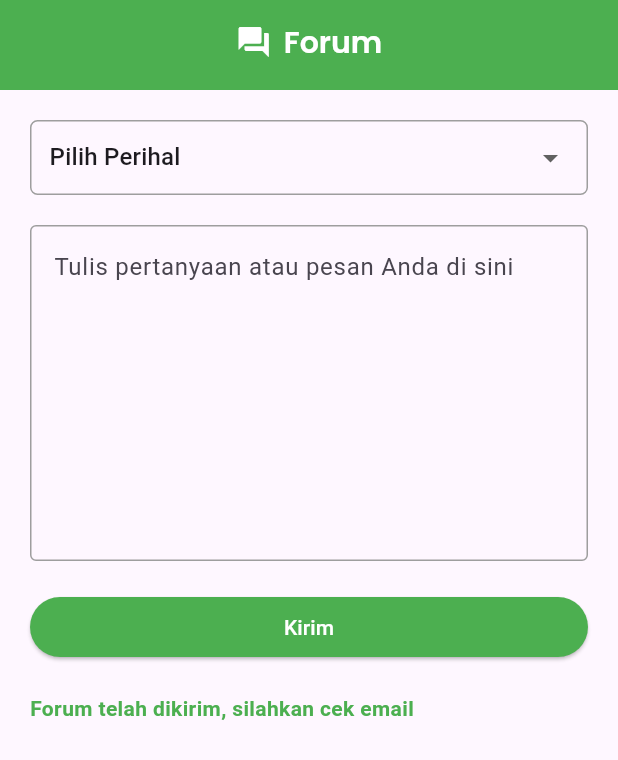
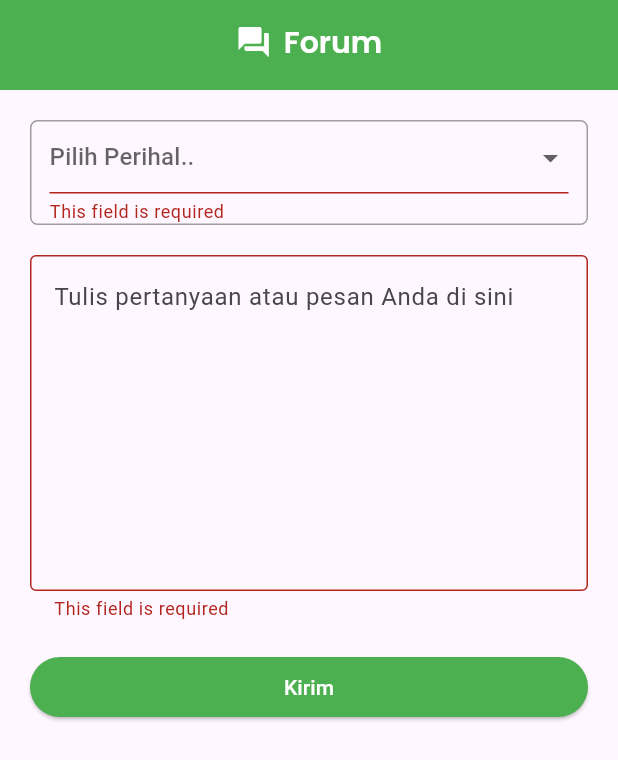
Before and after one commit to sekte-ani/lahantani, a Flutter app: the ForumPage screen opened directly, after a tap on "Kirim", on a phone screen of 412 x 824 dp. Shown: the top 760 px of the screen. Run offline on Flutter 3.47's test engine with Material 3 defaults, Android fonts, the phone set to English and light mode, and no system bars; our stand-ins replace dio, get, get_storage, google_fonts; accounts and stored records are empty.

Commit message:
add api forum

```diff
--- /dev/null
+++ b/lib/controller/forum_controller.dart
@@ -0,0 +1,44 @@
+import 'package:flutter/material.dart';
+import 'package:get/get.dart';
+import 'package:lahantani/services/forum_service.dart';
+import 'package:lahantani/theme.dart';
+
+class ForumController extends GetxController {
+  GlobalKey<FormState> formKey = GlobalKey<FormState>();
+  // final getStorage = GetStorage();
+
+  String? subject;
+  String? message;
+
+  doKirim() async {
+    Get.focusScope!.unfocus();
+    bool isValid = formKey.currentState!.validate();
+    if (!isValid) {
+      return;
+    }
+    bool isSuccess = await ForumService().create(
+      subject: subject!,
+      message: message!,
+    );
+
+    if (!isSuccess) {
+      Get.snackbar(
+        'Error',
+        'Form validation failed',
+        snackPosition: SnackPosition.TOP,
+        colorText: whiteColor,
+        backgroundColor: redColor,
+      );
+      return;
+    } else {
+      Get.snackbar(
+        'Success',
+        'Login Successful',
+        snackPosition: SnackPosition.TOP,
+        colorText: whiteColor,
+        backgroundColor: greenColor,
+      );
+      return;
+    }
+  }
+}
--- a/lib/ui/pages/forum/forum_page.dart
+++ b/lib/ui/pages/forum/forum_page.dart
@@ -1,64 +1,19 @@
 import 'package:flutter/material.dart';
-import 'package:lahantani/ui/pages/dashboard_page.dart';
-import 'package:lahantani/ui/pages/home_page.dart';
-import 'package:lahantani/ui/pages/profile/profile_page.dart';
+import 'package:get/get.dart';
+import 'package:lahantani/controller/forum_controller.dart';
+import 'package:lahantani/ui/widgets/forms.dart';
+import 'package:lahantani/ui/widgets/validator.dart';
 
-void main() {
-  runApp(MyApp());
-}
+class ForumPage extends GetView<ForumController> {
+  final ForumController controller = Get.put(ForumController());
+  final TextEditingController questionController = TextEditingController();
+  final RxBool submitted = false.obs;
 
-class MyApp extends StatelessWidget {
-  @override
-  Widget build(BuildContext context) {
-    return MaterialApp(
-      home: ForumPage(),
-    );
-  }
-}
-
-class ForumPage extends StatefulWidget {
-  @override
-  _ForumPageState createState() => _ForumPageState();
-}
-
-class _ForumPageState extends State<ForumPage> {
-  int _selectedIndex = 1;
-  void _onItemTapped(int index) {
-    setState(() {
-      _selectedIndex = index;
-      // Tambah logika untuk navigasi ke halaman terkait di sini
-      if (_selectedIndex == 0) {
-        // Navigasi ke halaman Dashboard
-        Navigator.push(
-          context,
-          MaterialPageRoute(builder: (context) => DashboardPage()),
-        );
-      } else if (_selectedIndex == 2) {
-        // Navigasi ke halaman Profile
-        Navigator.push(
-          context,
-          MaterialPageRoute(builder: (context) => ProfilePage()),
-        );
-      }
-      // Jika ingin menambahkan logika navigasi untuk item ke-1 (Forum), tambahkan di sini
-    });
-  }
-
-  String selectedCategory = 'Pilih Perihal';
-  TextEditingController questionController = TextEditingController();
-  bool submitted = false;
-
-  @override
-  void dispose() {
-    questionController.dispose();
-    super.dispose();
-  }
+  var selected = ''.obs;
 
   void submitQuestion() {
-    // Di sini Anda dapat menambahkan logika untuk mengirim pertanyaan atau pesan
-    setState(() {
-      submitted = true;
-    });
+    // Add logic to send the question or message
+    submitted.value = true;
   }
 
   @override
@@ -68,15 +23,15 @@ class _ForumPageState extends State<ForumPage> {
         preferredSize: Size.fromHeight(60.0),
         child: AppBar(
           backgroundColor: Colors.green,
-          automaticallyImplyLeading: false, // Hapus tombol back
+          automaticallyImplyLeading: false,
           title: Center(
             child: Row(
               mainAxisAlignment: MainAxisAlignment.center,
               children: [
                 Icon(
                   Icons.forum,
-                  color: Colors.white, // Ganti warna ikon menjadi putih
-                ), // Icon forum
+                  color: Colors.white,
+                ),
                 SizedBox(width: 8),
                 Text(
                   'Forum',
@@ -90,8 +45,11 @@ class _ForumPageState extends State<ForumPage> {
           ),
         ),
       ),
-      body: Padding(
+      body: SingleChildScrollView(
+        child: Padding(
           padding: EdgeInsets.all(20.0),
+          child: Form(
+            key: controller.formKey,
             child: Column(
               crossAxisAlignment: CrossAxisAlignment.stretch,
               children: [
@@ -101,23 +59,27 @@ class _ForumPageState extends State<ForumPage> {
                     border: Border.all(color: Colors.grey),
                     borderRadius: BorderRadius.circular(5.0),
                   ),
-              child: DropdownButtonHideUnderline(
-                child: DropdownButton<String>(
-                  value: selectedCategory,
+                  child: Obx(() => DropdownButtonHideUnderline(
+                        child: DropdownButtonFormField<String>(
+                          validator: Validator.required,
+                          hint: Text("Pilih Perihal.."),
+                          value:
+                              selected.value.isNotEmpty ? selected.value : null,
                           isExpanded: true,
-                  onChanged: (newValue) {
-                    setState(() {
-                      selectedCategory = newValue!;
-                    });
+                          onChanged: (value) {
+                            // No need to setState as it's a stateless widget
+                            controller.subject = value!;
+                            selected.value = value!;
+                            print(value);
                           },
                           items: <String>[
-                    'Pilih Perihal',
                             'Pertanyaan',
                             'Saran',
                             'Lainnya',
                           ].map((String value) {
                             return DropdownMenuItem<String>(
-                      value: value,
+                              value: value
+                                  .toLowerCase(), // Ensure unique values (e.g., make them lowercase)
                               child: Text(
                                 value,
                                 style: TextStyle(fontSize: 16.0),
@@ -125,11 +87,14 @@ class _ForumPageState extends State<ForumPage> {
                             );
                           }).toList(),
                         ),
-              ),
+                      )),
                 ),
                 SizedBox(height: 20),
-            TextField(
-              controller: questionController,
+                TextFormField(
+                  validator: Validator.required,
+                  onChanged: (value) {
+                    controller.message = value;
+                  },
                   maxLines: 8,
                   decoration: InputDecoration(
                     hintText: 'Tulis pertanyaan atau pesan Anda di sini',
@@ -145,20 +110,21 @@ class _ForumPageState extends State<ForumPage> {
                 SizedBox(height: 20),
                 ElevatedButton(
                   onPressed: () {
-                submitQuestion();
+                    controller.doKirim();
                   },
                   style: ElevatedButton.styleFrom(
-                primary: Colors.green, // Ganti warna tombol menjadi hijau
+                    primary: Colors.green,
                   ),
                   child: Text(
                     'Kirim',
                     style: TextStyle(
-                  color: Colors.white, // Ganti warna teks menjadi putih
+                      color: Colors.white,
                     ),
                   ),
                 ),
                 SizedBox(height: 20),
-            submitted
+                Obx(
+                  () => submitted.value
                       ? Text(
                           'Forum telah dikirim, silahkan cek email',
                           style: TextStyle(
@@ -167,7 +133,10 @@ class _ForumPageState extends State<ForumPage> {
                           ),
                         )
                       : Container(),
+                ),
               ],
+            ),
+          ),
         ),
       ),
     );
--- /dev/null
+++ b/lib/ui/widgets/validator.dart
@@ -0,0 +1,61 @@
+class Validator {
+  static String? rule(
+    String? value, {
+    bool required = false,
+  }) {
+    if (required && value!.isEmpty) {
+      return "This field is required";
+    }
+    return null;
+  }
+
+  static String? required(
+    dynamic value, {
+    String? fieldName,
+  }) {
+    if (value == null) {
+      return "This field is required";
+    }
+
+    if (value is String || value == null) {
+      if (value.toString() == "null") return "This field is required";
+      if (value.isEmpty) return "This field is required";
+    }
+
+    if (value is List) {
+      if (value.isEmpty) return "This field is required";
+    }
+    return null;
+  }
+
+  static String? email(String? value) {
+    if (value!.isEmpty) return "This field is required";
+
+    final bool isValidEmail = RegExp(
+            "^[a-zA-Z0-9.a-zA-Z0-9.!#\$%&'*+-/=?^_`{|}~]+@[a-zA-Z0-9]+.[a-zA-Z]+")
+        .hasMatch(value);
+
+    if (!isValidEmail) {
+      return "This field is not in a valid email format";
+    }
+    return null;
+  }
+
+  static String? number(String? value) {
+    if (value!.isEmpty) return "This field is required";
+
+    final bool isNumber = RegExp(r"^[0-9]+$").hasMatch(value);
+    if (!isNumber) {
+      return "This field is not in a valid number format";
+    }
+    return null;
+  }
+
+  static String? atLeastOneitem(List<Map<String, dynamic>> items) {
+    var checkedItems = items.where((i) => i["checked"] == true).toList();
+    if (checkedItems.isEmpty) {
+      return "you must choose at least one item";
+    }
+    return null;
+  }
+}
```
Also changed, not shown: lib/services/forum_service.dart (added, +28 -0 lines). Lines whose indentation alone changed are shown as unchanged.
